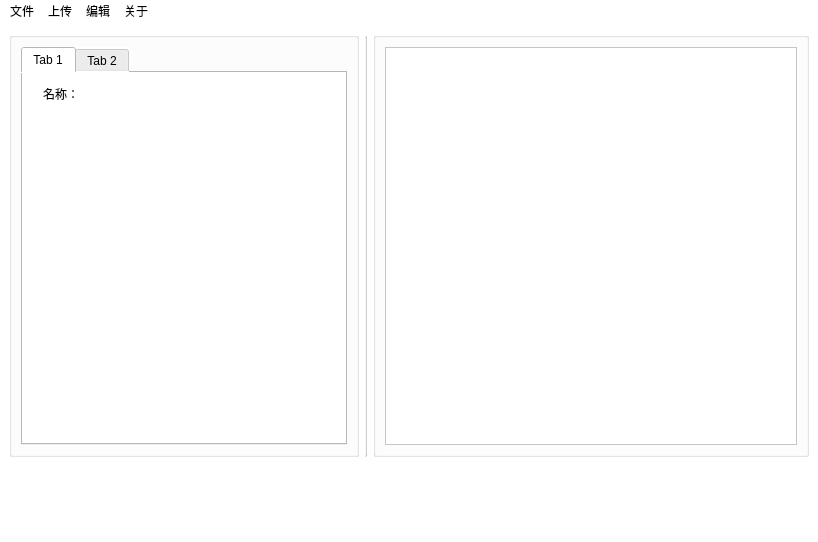
Old version of the form workingarea.ui in the repository Marcus-P-114514/Genshin-Impact-BWiKi-NPC-Editor.
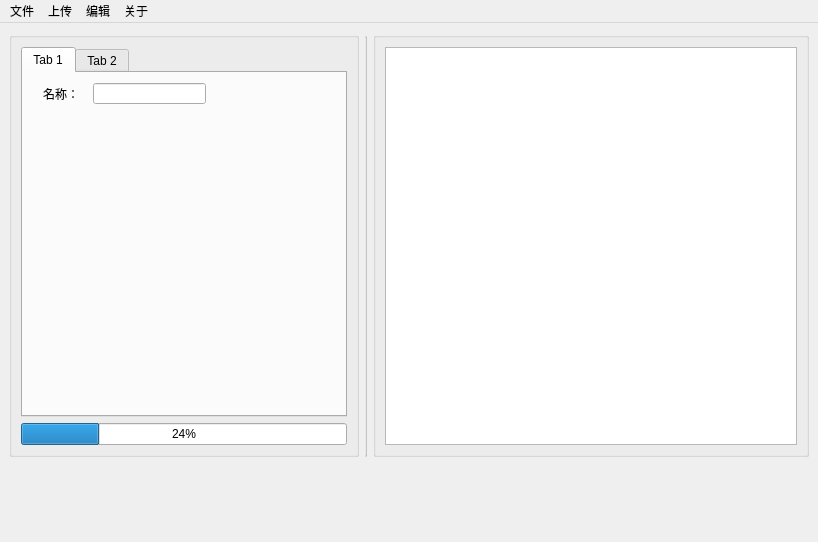
New version of the form. Icons and pictures are not drawn.

```diff
--- a/workingarea.ui
+++ b/workingarea.ui
@@ -14,7 +14,7 @@
    <string>NPC图鉴编辑工具</string>
   </property>
   <property name="styleSheet">
-   <string notr="true">background-color: rgb(255, 255, 255);</string>
+   <string notr="true"/>
   </property>
   <widget class="QWidget" name="centralwidget">
    <property name="sizePolicy">
@@ -133,6 +133,16 @@
               <string>名称：</string>
              </property>
             </widget>
+            <widget class="QLineEdit" name="lineEdit">
+             <property name="geometry">
+              <rect>
+               <x>70</x>
+               <y>10</y>
+               <width>113</width>
+               <height>21</height>
+              </rect>
+             </property>
+            </widget>
            </widget>
            <widget class="QWidget" name="store">
             <attribute name="title">
@@ -141,6 +151,13 @@
            </widget>
           </widget>
          </item>
+         <item row="1" column="0">
+          <widget class="QProgressBar" name="progressBar">
+           <property name="value">
+            <number>24</number>
+           </property>
+          </widget>
+         </item>
         </layout>
        </widget>
       </item>
```
Left out of the diff: 12 changed lines with no effect on the pictures.
